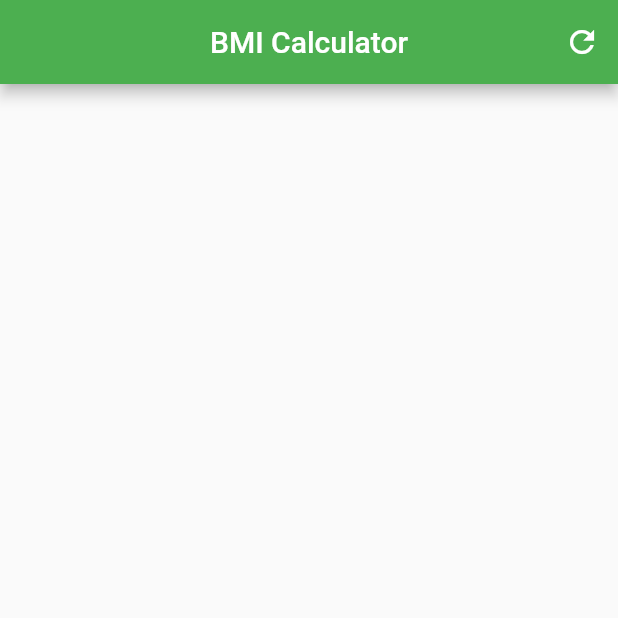
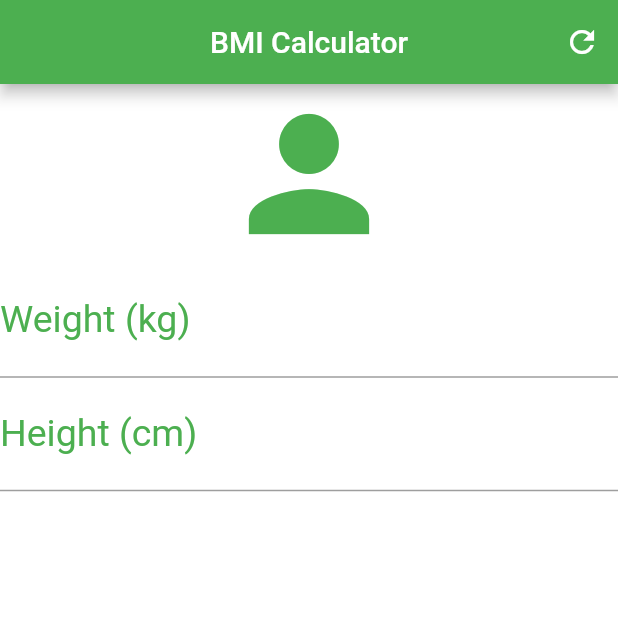
Before and after one commit to marciovcampos/Simple-Flutter-Projects, a Flutter app: the screen it shows after launch, on a phone screen of 412 x 824 dp, the top half of it. Run offline on Flutter 3.47's test engine with Material 2 defaults, Android fonts, the phone set to English and light mode, and no system bars.

Commit message:
[bmi_calculator] add TextField and Decoration

```diff
--- a/bmi_calculator/lib/main.dart
+++ b/bmi_calculator/lib/main.dart
@@ -1,11 +1,10 @@
 import 'package:flutter/material.dart';
 
-void main(){
+void main() {
   runApp(MaterialApp(
     home: Home(),
   ));
 }
-
 
 class Home extends StatefulWidget {
   @override
@@ -21,13 +20,31 @@ class _HomeState extends State<Home> {
         centerTitle: true,
         backgroundColor: Colors.green,
         actions: <Widget>[
-          IconButton(
-              icon: Icon(Icons.refresh),
-                  onPressed: () {
-
-                  }
-          )
+          IconButton(icon: Icon(Icons.refresh), onPressed: () {})
         ],
+      ),
+      backgroundColor: Colors.white,
+      body: Column(
+        crossAxisAlignment: CrossAxisAlignment.stretch,
+        children: <Widget>[
+          Icon(Icons.person, size: 120.0, color: Colors.green),
+          TextField(
+              keyboardType: TextInputType.number,
+              decoration: InputDecoration(
+                  labelText: "Weight (kg)",
+                  labelStyle: TextStyle(color: Colors.green)),
+              textAlign: TextAlign.center,
+              style: TextStyle(color: Colors.green, fontSize: 25.0),
+          ), //TextField
+          TextField(
+            keyboardType: TextInputType.number,
+            decoration: InputDecoration(
+                labelText: "Height (cm)",
+                labelStyle: TextStyle(color: Colors.green)),
+            textAlign: TextAlign.center,
+            style: TextStyle(color: Colors.green, fontSize: 25.0),
+          ), //TextField
+        ], //Widget
       ),
     );
   }
```
